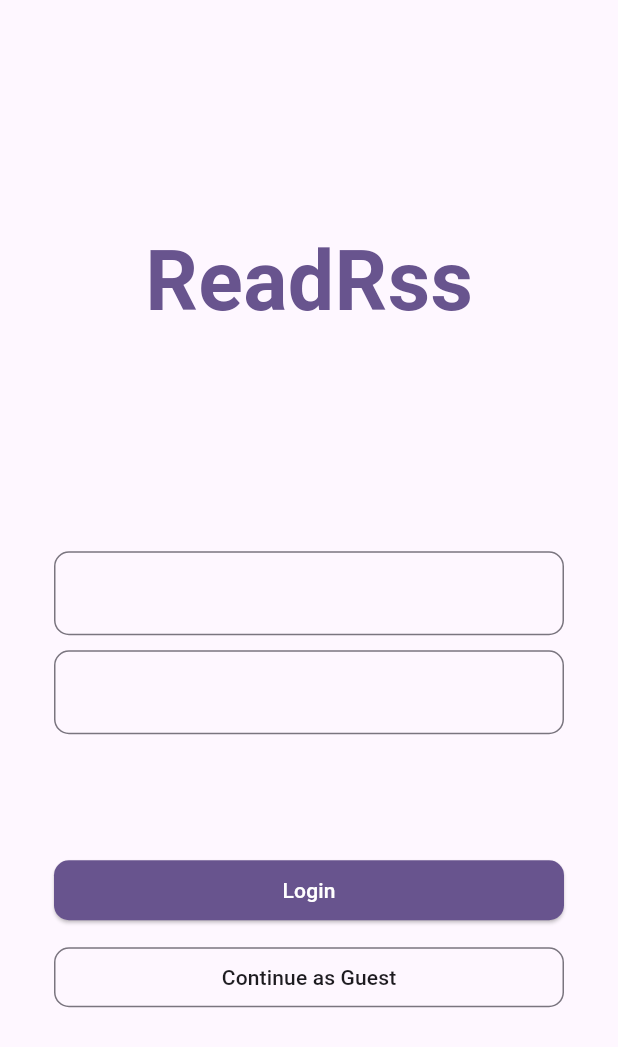
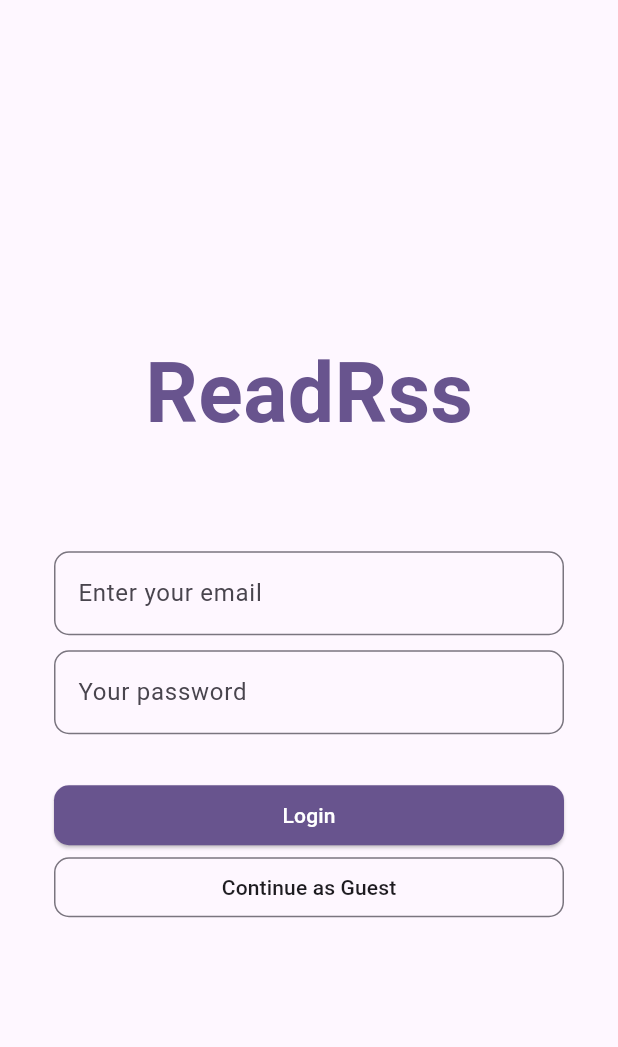
Before and after one commit to adams1mon/flutter_readerss, a Flutter app: the screen it shows after launch, on a phone screen of 412 x 824 dp. Shown: the top 1047 px of the screen. Run offline on Flutter 3.47's test engine with Material 2 defaults, Android fonts, the phone set to English and light mode, and no system bars; Roboto replaces fonts that are missing (Arial).

Commit message:
login page fixes

```diff
--- a/lib/pages/login_page.dart
+++ b/lib/pages/login_page.dart
@@ -1,5 +1,4 @@
 import 'package:flutter/material.dart';
-import 'package:flutter/services.dart';
 import 'package:flutter_readrss/styles/styles.dart';
 
 class LoginPage extends StatelessWidget {
@@ -9,26 +8,66 @@ class LoginPage extends StatelessWidget {
   Widget build(BuildContext context) {
     return Scaffold(
       backgroundColor: colors(context).background,
-      body: Scrollable(
-        viewportBuilder: (context, position) => Center(
-          child: Column(
+      body: const MainContainer(),
+    );
+  }
+}
+
+class MainContainer extends StatelessWidget {
+  const MainContainer({
+    super.key,
+  });
+
+  @override
+  Widget build(BuildContext context) {
+    return const Center(
+      child: Row(
         mainAxisAlignment: MainAxisAlignment.center,
         children: [
-              Text("ReadRss",
+          Expanded(
+            child: SingleChildScrollView(
+              child: MainContent(),
+            ),
+          ),
+        ],
+      ),
+    );
+  }
+}
+
+class MainContent extends StatelessWidget {
+  const MainContent({
+    super.key,
+  });
+
+  @override
+  Widget build(BuildContext context) {
+    return const Column(
+      mainAxisAlignment: MainAxisAlignment.spaceEvenly,
+      children: [
+        TitleText(),
+        LoginForm(),
+      ],
+    );
+  }
+}
+
+class TitleText extends StatelessWidget {
+  const TitleText({
+    super.key,
+  });
+
+  @override
+  Widget build(BuildContext context) {
+    return Padding(
+      padding: const EdgeInsets.all(40),
+      child: Text("ReadRss",
           style: TextStyle(
             color: colors(context).primary,
             fontSize: 55,
             fontWeight: FontWeight.bold,
             fontFamily: "Arial",
           )),
-              const SizedBox(
-                height: 140,
-              ),
-              const LoginForm(),
-            ],
-          ),
-        ),
-      ),
     );
   }
 }
@@ -46,6 +85,102 @@ class LoginForm extends StatefulWidget {
 class LoginFormState extends State<LoginForm> {
   final _formKey = GlobalKey<FormState>();
 
+  onLoginPressed() {
+    // Validate returns true if the form is valid, or false otherwise.
+    if (_formKey.currentState!.validate()) {
+      // If the form is valid, display a snackbar. In the real world,
+      // you'd often call a server or save the information in a database.
+      ScaffoldMessenger.of(context).showSnackBar(
+        const SnackBar(content: Text('Processing Data')),
+      );
+    }
+  }
+
+  onGuestLoginPressed() {
+    ScaffoldMessenger.of(context).showSnackBar(
+      const SnackBar(content: Text('Guest Data')),
+    );
+  }
+
+  @override
+  Widget build(BuildContext context) {
+    // Build a Form widget using the _formKey created above.
+    return Form(
+      key: _formKey,
+      child: Padding(
+        padding: const EdgeInsets.all(15.0),
+        child: Column(
+          mainAxisAlignment: MainAxisAlignment.spaceEvenly,
+          crossAxisAlignment: CrossAxisAlignment.center,
+          children: <Widget>[
+            const Padding(
+              padding: EdgeInsets.all(10.0),
+              child: FormInputContainer(),
+            ),
+            Padding(
+              padding: const EdgeInsets.all(10.0),
+              child: FormButtonContainer(
+                onLoginPressed: onLoginPressed,
+                onGuestLoginPressed: onGuestLoginPressed,
+              ),
+            ),
+          ],
+        ),
+      ),
+    );
+  }
+}
+
+class FormButtonContainer extends StatelessWidget {
+  const FormButtonContainer({
+    super.key,
+    required void Function()? onLoginPressed,
+    required Function() onGuestLoginPressed,
+  })  : _onLoginPressed = onLoginPressed,
+        _onGuestLoginPressed = onGuestLoginPressed;
+
+  final void Function()? _onLoginPressed;
+  final void Function()? _onGuestLoginPressed;
+
+  @override
+  Widget build(BuildContext context) {
+    return Column(
+      children: [
+        ElevatedButton(
+          onPressed: _onLoginPressed,
+          style: ElevatedButton.styleFrom(
+            shape: roundedBorders(),
+            backgroundColor: colors(context).primary,
+            foregroundColor: colors(context).onPrimary,
+            minimumSize: const Size(340, 40),
+          ),
+          child: const Text('Login'),
+        ),
+        OutlinedButton(
+          onPressed: _onGuestLoginPressed,
+          style: OutlinedButton.styleFrom(
+            shape: roundedBorders(),
+            backgroundColor: colors(context).surface,
+            foregroundColor: colors(context).onSurface,
+            minimumSize: const Size(340, 40),
+          ),
+          child: const Text('Continue as Guest'),
+        ),
+      ],
+    );
+  }
+}
+
+class FormInputContainer extends StatefulWidget {
+  const FormInputContainer({
+    super.key,
+  });
+
+  @override
+  State<FormInputContainer> createState() => _FormInputContainerState();
+}
+
+class _FormInputContainerState extends State<FormInputContainer> {
   final emailController = TextEditingController();
   final passwordController = TextEditingController();
 
@@ -59,13 +194,9 @@ class LoginFormState extends State<LoginForm> {
 
   @override
   Widget build(BuildContext context) {
-    // Build a Form widget using the _formKey created above.
-    return Form(
-      key: _formKey,
-      child: Column(
+    return Column(
       mainAxisAlignment: MainAxisAlignment.center,
-        crossAxisAlignment: CrossAxisAlignment.center,
-        children: <Widget>[
+      children: [
         TextFormField(
           controller: emailController,
           validator: (value) {
@@ -75,6 +206,7 @@ class LoginFormState extends State<LoginForm> {
             return null;
           },
           decoration: const InputDecoration(
+            hintText: "Enter your email",
             constraints: BoxConstraints(maxWidth: 340),
             border: OutlineInputBorder(
               borderRadius: BorderRadius.all(
@@ -95,6 +227,7 @@ class LoginFormState extends State<LoginForm> {
             return null;
           },
           decoration: const InputDecoration(
+            hintText: "Your password",
             constraints: BoxConstraints(maxWidth: 340),
             border: OutlineInputBorder(
               borderRadius: BorderRadius.all(
@@ -104,44 +237,9 @@ class LoginFormState extends State<LoginForm> {
           ),
         ),
         const SizedBox(
-            height: 80
-          ),
-          ElevatedButton(
-            onPressed: () {
-              // Validate returns true if the form is valid, or false otherwise.
-              if (_formKey.currentState!.validate()) {
-                // If the form is valid, display a snackbar. In the real world,
-                // you'd often call a server or save the information in a database.
-                ScaffoldMessenger.of(context).showSnackBar(
-                  const SnackBar(content: Text('Processing Data')),
-                );
-              }
-            },
-            style: ElevatedButton.styleFrom(
-              shape: roundedBorders(),
-              backgroundColor: colors(context).primary,
-              foregroundColor: colors(context).onPrimary,
-              minimumSize: const Size(340, 40),
-            ),
-            child: const Text('Login'),
-          ),
-          const SizedBox(
           height: 10,
         ),
-          OutlinedButton(
-            onPressed: (
-                // no validation in this case
-                ) {},
-            style: OutlinedButton.styleFrom(
-              shape: roundedBorders(),
-              backgroundColor: colors(context).surface,
-              foregroundColor: colors(context).onSurface,
-              minimumSize: const Size(340, 40),
-            ),
-            child: const Text('Continue as Guest'),
-          ),
       ],
-      ),
     );
   }
 }
```
Lines whose indentation alone changed are shown as unchanged.
